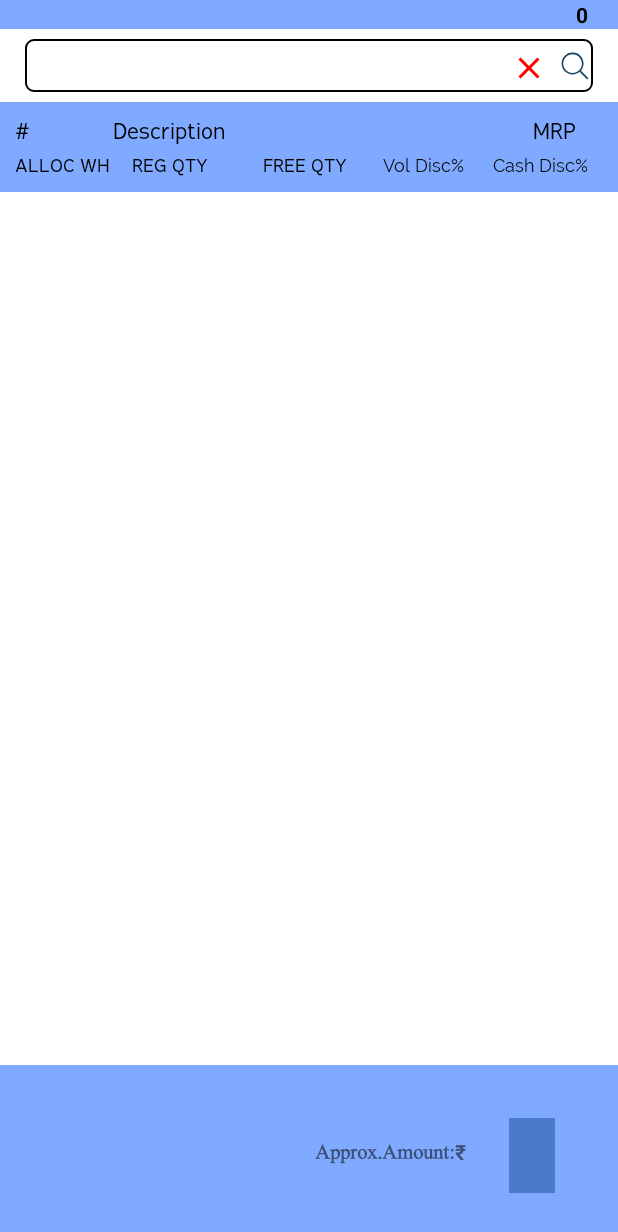
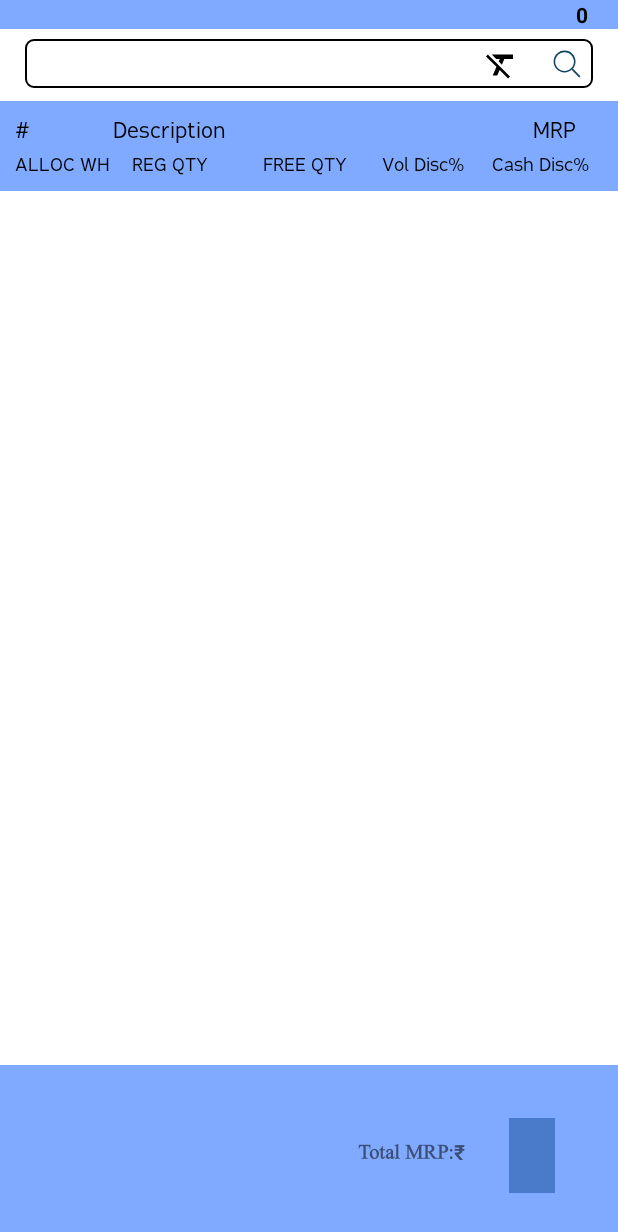
Before and after one commit to saffull/TSmith-Multi-Warehouse-SO, an Android app: the SOActivity screen opened directly, with no data from a screen before it, on a phone screen of 412 x 824 dp. Shown: the top 1232 px of the screen. Run offline under Robolectric (Android 15) with nearby library versions, the phone set to English and light mode, and no system bars; 2 statements that could not run were skipped.

Commit message:
MW-SO_1.0.2

```diff
--- a/MWSO/app/build.gradle
+++ b/MWSO/app/build.gradle
@@ -10,7 +10,7 @@ android {
         minSdk 21
         targetSdk 30
         versionCode 1
-        versionName "1.0"
+        versionName "1.0.2"
 
         testInstrumentationRunner "androidx.test.runner.AndroidJUnitRunner"
     }
--- a/MWSO/app/src/main/java/com/techsmith/mw_so/SOActivity.java
+++ b/MWSO/app/src/main/java/com/techsmith/mw_so/SOActivity.java
@@ -8,6 +8,8 @@ import android.content.SharedPreferences;
 import android.os.AsyncTask;
 import android.os.Bundle;
 import android.preference.PreferenceManager;
+import android.text.Editable;
+import android.text.TextWatcher;
 import android.util.DisplayMetrics;
 import android.view.Gravity;
 import android.view.View;
@@ -26,15 +28,12 @@ import com.techsmith.mw_so.utils.AllocateQty;
 import com.techsmith.mw_so.utils.AllocateQtyPL;
 import com.techsmith.mw_so.utils.AppConfigSettings;
 import com.techsmith.mw_so.utils.AutoCompleteProductListCustomAdapter;
-import com.techsmith.mw_so.utils.CustomerReceivables;
 import com.techsmith.mw_so.utils.ItemDetails;
 import com.techsmith.mw_so.utils.ItemList;
-import com.techsmith.mw_so.utils.SOActivityAdapter;
 import com.techsmith.mw_so.utils.SOActivityArrayAdapter;
 import com.techsmith.mw_so.utils.SOPL;
 import com.techsmith.mw_so.utils.UserPL;
 
-import org.json.JSONArray;
 import org.json.JSONObject;
 
 import java.io.BufferedReader;
@@ -61,10 +60,10 @@ public class SOActivity extends AppCompatActivity {
     ImageButton ic_search;
     ItemList itemList;
     ItemDetails itemDetails;
-    TextView cashDisc, volDisc, allocStore, tvSOH, whText, tvSelectedItemName, tvMrp, whSoh, offers;
+    TextView cashDisc, volDisc, allocStore, tvRate, whText, tvSelectedItemName, tvMrp, whSoh, offers;
     public TextView tvAmountValue; // item made public so that to access in its adapter class
     SOPL soplObj;
-    Button caculate;
+    Button caculate, btnAdd;
     List<String> offerList, houseList, sohList;
     TextView tvCustomerName, tvDate, Freeqty;
     AutoCompleteTextView acvItemSearchSOActivity;
@@ -277,7 +276,7 @@ public class SOActivity extends AppCompatActivity {
                     tvSelectedItemName = qtydialog.findViewById(R.id.tvSelectedItemName);
                     offers = qtydialog.findViewById(R.id.offers);
                     tvMrp = qtydialog.findViewById(R.id.tvMrpInQtySelection);
-                    tvSOH = qtydialog.findViewById(R.id.tvSOHInQtySelection);
+                    tvRate = qtydialog.findViewById(R.id.tvSOHInQtySelection);
                     Freeqty = qtydialog.findViewById(R.id.Freeqty);
                     allocStore = qtydialog.findViewById(R.id.allocStore);
                     whText = qtydialog.findViewById(R.id.whText);
@@ -290,7 +289,7 @@ public class SOActivity extends AppCompatActivity {
                     ImageButton btnPlus = qtydialog.findViewById(R.id.imgBtnPlusPack);
                     ImageButton btnMinus = qtydialog.findViewById(R.id.imgBtnMinusPack);
                     caculate = qtydialog.findViewById(R.id.caculate);
-                    Button btnAdd = qtydialog.findViewById(R.id.btnAddItem_qtySelection);
+                    btnAdd = qtydialog.findViewById(R.id.btnAddItem_qtySelection);
 
                     etQty = qtydialog.findViewById(R.id.etQty);
                     WindowManager.LayoutParams lp = new WindowManager.LayoutParams();
@@ -300,6 +299,24 @@ public class SOActivity extends AppCompatActivity {
 
                     lp.gravity = Gravity.CENTER;
                     qtydialog.getWindow().setAttributes(lp);
+
+                    etQty.addTextChangedListener(new TextWatcher() {
+                        @Override
+                        public void beforeTextChanged(CharSequence s, int start, int count, int after) {
+
+                        }
+
+                        @Override
+                        public void onTextChanged(CharSequence s, int start, int before, int count) {
+
+                        }
+
+                        @Override
+                        public void afterTextChanged(Editable s) {
+                            System.out.println(s.toString());
+                            btnAdd.setEnabled(false);
+                        }
+                    });
 
                     etQty.setOnClickListener(new View.OnClickListener() {
                         @Override
@@ -401,8 +418,6 @@ public class SOActivity extends AppCompatActivity {
                                     listSODetailPL.add(allocateQty.data);
                                     total = total + (allocateQty.data.qty * Double.parseDouble(itemMrp));
 
-                                    //SOActivityAdapter soActivityAdapter = new SOActivityAdapter(SOActivity.this, strGetTotal, itemName, offerList, itemMrp, houseList, itemId, sohList, jsonArray);
-                                    //lvProductlist.setAdapter(soActivityAdapter);
                                     String[] from = {"SlNo,ItemName", "BatchCode", "ExpiryDate", "MRP", "BillingRate", "TaxPer", "TaxAmount", "TotalDisc", "LineTotalAmount"};
                                     int[] to = {R.id.itemcode, R.id.name, R.id.batchcode, R.id.batchbarcode, R.id.location, R.id.uperpack, R.id.expiry, R.id.sysstock, R.id.currentsoh};
 
@@ -524,7 +539,7 @@ public class SOActivity extends AppCompatActivity {
                         caculate.setEnabled(true);
                         cashDisc.setText("Cash Disc - " + allocateQty.data.cashDiscPer + "%");
                         volDisc.setText("Vol Disc - " + allocateQty.data.volDiscPer + "%");
-                        tvSOH.setText("Soh : " + String.format("%.2f", allocateQty.data.soh));
+                        tvRate.setText("Rate : " + String.format("%.2f", allocateQty.data.rate));
                         allocStore.setText("Allocated Warehouse : " + allocateQty.data.allocStoreCode);
                         Freeqty.setText("Free Quantity: " + allocateQty.data.freeQty);
                         tvSelectedItemName.setText("" + itemName);
--- a/MWSO/app/src/main/java/com/techsmith/mw_so/utils/CustomerReceivables.java
+++ b/MWSO/app/src/main/java/com/techsmith/mw_so/utils/CustomerReceivables.java
@@ -3,7 +3,7 @@ package com.techsmith.mw_so.utils;
 import java.util.List;
 
 public class CustomerReceivables {
-    int statusFlag;
-    String errorMessage;
+    public int statusFlag;
+    public String errorMessage;
     public List<ReceivablesPL> data;
 }
--- a/MWSO/app/src/main/res/drawable/ic_baseline_close_24px.xml
+++ b/MWSO/app/src/main/res/drawable/ic_baseline_close_24px.xml
@@ -1,4 +1,4 @@
-<vector android:height="24dp" android:viewportHeight="64"
-    android:viewportWidth="64" android:width="24dp" xmlns:android="http://schemas.android.com/apk/res/android">
-    <path android:fillColor="#ff0000" android:pathData="M50.6667,17.0933L46.9067,13.3333L32,28.24L17.0933,13.3333L13.3333,17.0933L28.24,32L13.3333,46.9067L17.0933,50.6667L32,35.76L46.9067,50.6667L50.6667,46.9067L35.76,32L50.6667,17.0933Z"/>
+<vector android:height="24dp" android:viewportHeight="48"
+    android:viewportWidth="48" android:width="24dp" xmlns:android="http://schemas.android.com/apk/res/android">
+    <path android:fillColor="#FF000000" android:pathData="M6.54,10l-2.54,2.55 13.94,13.94 -4.94,11.51h6l3.14,-7.32 11.32,11.32 2.54,-2.55 -28.91,-28.9 -0.55,-0.55zM12,10v0.36l5.64,5.64h4.79l-1.44,3.35 4.2,4.2 3.24,-7.55h11.57v-6h-28z"/>
 </vector>
--- /dev/null
+++ b/MWSO/app/src/main/res/drawable/ic_cancel.xml
@@ -0,0 +1,5 @@
+<vector android:height="24dp" android:viewportHeight="128"
+    android:viewportWidth="128" android:width="24dp" xmlns:android="http://schemas.android.com/apk/res/android">
+    <path android:fillColor="#C93636" android:pathData="M64,64m-64,0a64,64 0,1 1,128 0a64,64 0,1 1,-128 0"/>
+    <path android:fillColor="#FFFFFF" android:pathData="M100.3,90.4L73.9,64l26.3,-26.4c0.4,-0.4 0.4,-1 0,-1.4l-8.5,-8.5c-0.4,-0.4 -1,-0.4 -1.4,0L64,54.1L37.7,27.8c-0.4,-0.4 -1,-0.4 -1.4,0l-8.5,8.5c-0.4,0.4 -0.4,1 0,1.4L54,64L27.7,90.3c-0.4,0.4 -0.4,1 0,1.4l8.5,8.5c0.4,0.4 1.1,0.4 1.4,0L64,73.9l26.3,26.3c0.4,0.4 1.1,0.4 1.5,0.1l8.5,-8.5C100.7,91.4 100.7,90.8 100.3,90.4z"/>
+</vector>
--- a/MWSO/app/src/main/res/layout/activity_so.xml
+++ b/MWSO/app/src/main/res/layout/activity_so.xml
@@ -81,7 +81,8 @@
                     android:layout_height="wrap_content"
                     android:background="@drawable/et_roundedbox_bg"
                     android:padding="5dp"
-                    android:singleLine="true" />
+                    android:singleLine="true"
+                    android:textSize="16sp" />
 
                 <!--                    android:singleLine="true"/>-->
                 <!--android:paddingLeft="10px"-->
@@ -92,12 +93,13 @@
                     android:layout_width="wrap_content"
                     android:layout_height="wrap_content"
                     android:layout_centerVertical="true"
-                    android:layout_marginRight="10px"
+                    android:layout_marginRight="20dp"
                     android:layout_toLeftOf="@+id/imgBtnSearchItem"
                     android:background="@null"
                     android:onClick="ClearSearch"
-                    android:paddingTop="5px"
-                    android:src="@drawable/ic_baseline_close_24px"/>
+                    android:paddingTop="5dp"
+                    android:paddingBottom="5dp"
+                    android:src="@drawable/ic_baseline_close_24px" />
 
                 <!--                android:layout_alignBottom="@+id/acvItemSearchSOActivity"-->
 
@@ -108,8 +110,9 @@
                     android:layout_alignRight="@+id/acvItemSearchSOActivity"
                     android:layout_alignBottom="@+id/acvItemSearchSOActivity"
                     android:background="@null"
+                    android:layout_marginRight="5dp"
                     android:onClick="SearchItem"
-                    android:paddingTop="5px"
+                    android:paddingTop="5dp"
                     android:paddingBottom="5dp"
                     android:src="@drawable/ic_search" />
 
@@ -197,7 +200,7 @@
                         android:layout_width="0dp"
                         android:layout_height="wrap_content"
                         android:layout_weight="0.1"
-                        android:fontFamily="@font/raleway"
+                        android:fontFamily="@font/fabrica"
                         android:gravity="center"
                         android:paddingRight="5px"
                         android:text="Vol Disc%"
@@ -208,7 +211,7 @@
                         android:layout_width="0dp"
                         android:layout_height="wrap_content"
                         android:layout_weight="0.1"
-                        android:fontFamily="@font/raleway"
+                        android:fontFamily="@font/fabrica"
                         android:gravity="center"
                         android:paddingRight="5px"
                         android:text="Cash Disc%"
@@ -422,7 +425,7 @@
                             android:layout_height="wrap_content"
                             android:layout_centerVertical="true"
                             android:fontFamily="@font/ukt"
-                            android:text="Approx.Amount:₹ "
+                            android:text="Total MRP:₹ "
                             android:textStyle="bold" />
                         <!--   android:text="Approx.Amount:₹ "-->
                         <TextView
@@ -432,10 +435,9 @@
                             android:layout_marginLeft="25dp"
                             android:layout_toRightOf="@+id/tvAmount"
                             android:background="#4A7BCB"
+                            android:inputType="numberDecimal"
                             android:padding="15dp"
-                            android:maxLength="5"
                             android:text=""
-                            android:inputType="numberDecimal"
                             android:textColor="@color/white" />
                         <!--android:layout_alignParentRight="true"-->
 
--- a/MWSO/app/src/main/res/layout/ts_message_dialouge.xml
+++ b/MWSO/app/src/main/res/layout/ts_message_dialouge.xml
@@ -2,7 +2,7 @@
 <LinearLayout xmlns:android="http://schemas.android.com/apk/res/android"
     android:layout_width="match_parent"
     android:layout_height="match_parent"
-    android:background="@color/dialogwindow_bg"
+    android:background="@color/new_blue"
     android:orientation="vertical"
     android:paddingLeft="20dp"
     android:paddingRight="20dp">
@@ -13,7 +13,7 @@
         android:layout_height="wrap_content"
         android:layout_marginLeft="31.33dp"
         android:layout_marginTop="39.33dp"
-        android:background="@drawable/ic_baseline_close_24px" />
+        android:background="@drawable/ic_cancel" />
 
     <TextView
         android:id="@+id/tvTsMessageDisplay"
```
Also changed, not shown: MWSO/app/src/main/java/com/techsmith/mw_so/CustomerInformation.java (+61 -5 lines), MWSO/app/src/main/java/com/techsmith/mw_so/utils/SOActivityArrayAdapter.java (+81 -22 lines), MWSO/app/src/main/res/layout/quantity_selection_dialogwindow.xml (+50 -46 lines).
